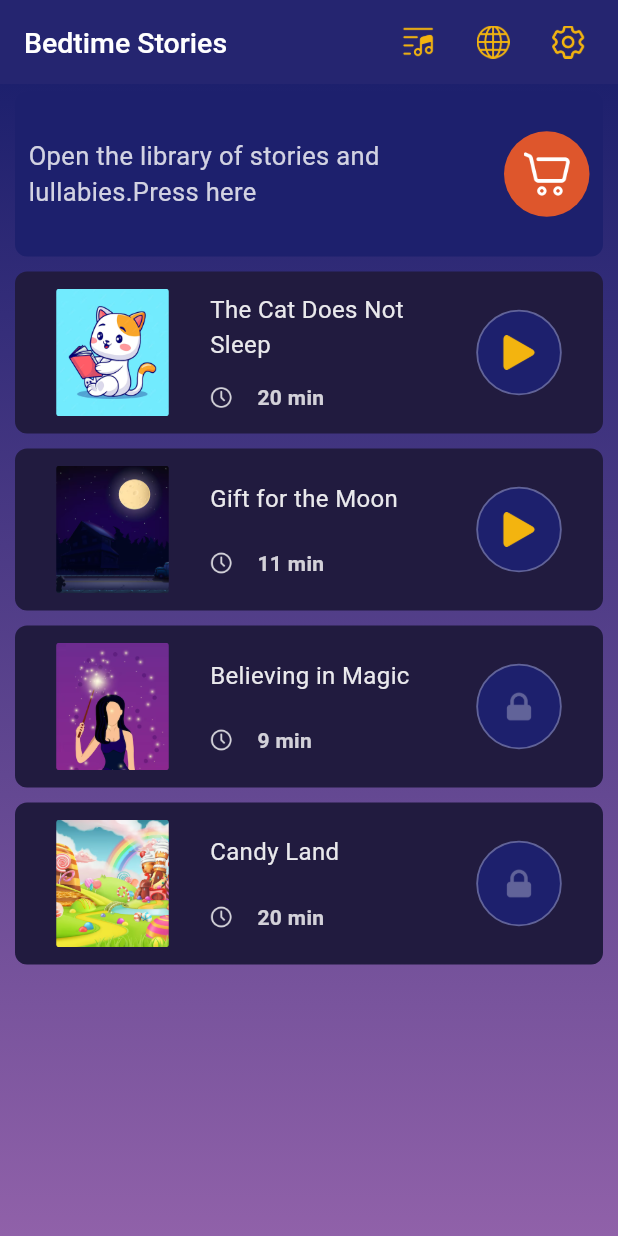
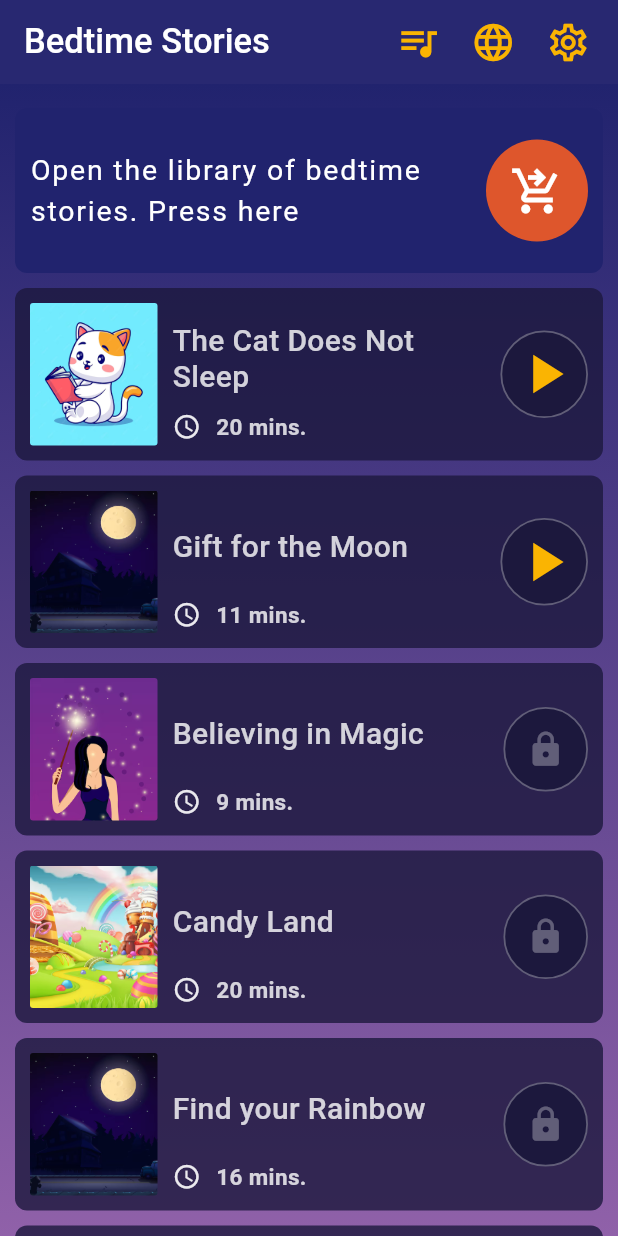
Before and after one commit to yamas-developers/DreamyDales, a Flutter app: the screen it shows after launch, on a phone screen of 412 x 824 dp. Run offline on Flutter 3.47's test engine with Material 2 defaults, Android fonts, the light colour scheme and no system bars; our stand-ins replace audioplayers.

Commit message:
by khizr oct 7

```diff
--- a/lib/constants.dart
+++ b/lib/constants.dart
@@ -1,13 +1,13 @@
 import 'package:flutter/material.dart';
 
-const Color mainColor = Color(0xff1D206D);
+const Color mainColor = Color(0xff21236e);
 const Color primaryColor = Color(0xff9061A9);
 const Color whiteColor = Color(0xffffffff);
 const Color blackColor = Color(0xff000000);
 const Color bgColor = Color(0xffe5e5e5);
-const Color blueColor = Color(0xff211B3F);
-const Color redColor = Color(0xffDE562C);
-const Color yellowColor = Color(0xffF3B40F);
+const Color blueColor = Color(0xff1c183d);
+const Color redColor = Color(0xffde562c);
+const Color accentColor = Color(0xfffab402);
 const Color fontColor = Colors.black54;
 
 
--- a/lib/ui/home_screen/home_screen.dart
+++ b/lib/ui/home_screen/home_screen.dart
@@ -1,8 +1,11 @@
+import 'dart:developer';
 
+import 'package:audioplayers/audioplayers.dart';
 import 'package:flutter/material.dart';
 
 import '../../common_widgets/public_methods.dart';
 import '../../constants.dart';
+
 class HomeScreen extends StatefulWidget {
   const HomeScreen({Key? key}) : super(key: key);
 
@@ -10,37 +13,102 @@ class HomeScreen extends StatefulWidget {
   State<HomeScreen> createState() => _HomeScreenState();
 }
 
+class Story {
+  int id = 0;
+  String? image;
+  String? title;
+  String? trackName;
+  int? durationInMinutes;
+  bool? isPremium;
+
+  Story(
+      {required this.id,
+      this.image,
+      this.title,
+      this.trackName,
+      this.durationInMinutes,
+      this.isPremium});
+}
+
 class _HomeScreenState extends State<HomeScreen> {
-  List<Map<String, dynamic>> storiesItems = [
-    {
-      'image': "assets/images/cat_reading_book.png",
-      'title': "The Cat Does Not\nSleep",
-      'clock': "assets/icons/clock.png",
-      'time': "20 min",
-      'playButton':"assets/icons/play.png",
-    },
-    {
-      'image': "assets/images/moon_in_night.png",
-      'title': "Gift for the Moon",
-      'clock': "assets/icons/clock.png",
-      'time': "11 min",
-      'playButton':"assets/icons/play.png",
-    },
-    {
-      'image': "assets/images/girl_doing_magic.png",
-      'title': "Believing in Magic",
-      'clock': "assets/icons/clock.png",
-      'time': "9 min",
-      'playButton':"assets/icons/lock.png",
-    },
-    {
-      'image': "assets/images/candy_land.png",
-      'title': "Candy Land",
-      'clock': "assets/icons/clock.png",
-      'time': "20 min",
-      'playButton':"assets/icons/lock.png",
-    },
+  List<Story> stories = [
+    Story(
+      id: 1,
+      image: "assets/images/cat_reading_book.png",
+      title: "The Cat Does Not Sleep",
+      trackName: 'story1.mp3',
+      durationInMinutes: 20,
+      isPremium: false,
+    ),
+    Story(
+      id: 2,
+      image: "assets/images/moon_in_night.png",
+      title: "Gift for the Moon",
+      trackName: 'story2.mp3',
+      durationInMinutes: 11,
+      isPremium: false,
+    ),
+    Story(
+      id: 3,
+      image: "assets/images/girl_doing_magic.png",
+      title: "Believing in Magic",
+      trackName: 'tera_zikr.mp3',
+      durationInMinutes: 9,
+      isPremium: true,
+    ),
+    Story(
+      id: 4,
+      image: "assets/images/candy_land.png",
+      title: "Candy Land",
+      trackName: 'tera_zikr.mp3',
+      durationInMinutes: 20,
+      isPremium: true,
+    ),
+    Story(
+      id: 5,
+      image: "assets/images/moon_in_night.png",
+      title: "Find your Rainbow",
+      trackName: 'tera_zikr.mp3',
+      durationInMinutes: 16,
+      isPremium: true,
+    ),
+    Story(
+      id: 1,
+      image: "assets/images/cat_reading_book.png",
+      title: "Believe in your dream",
+      trackName: 'story1.mp3',
+      durationInMinutes: 20,
+      isPremium: true,
+    ),
+
   ];
+  int playingId = 0;
+  int loadedTrack = 0;
+  Duration position = Duration.zero;
+  bool isAudioPlaying = false;
+  Duration duration = Duration.zero;
+  final audioPlayer = AudioPlayer();
+
+  @override
+  void initState() {
+    audioPlayer.onPlayerStateChanged.listen((event) {
+      setState(() {
+        isAudioPlaying = event == PlayerState.playing;
+      });
+    });
+    audioPlayer.onDurationChanged.listen((event) {
+      setState(() {
+        duration = event;
+      });
+    });
+    audioPlayer.onPositionChanged.listen((event) {
+      setState(() {
+        position = event;
+      });
+    });
+    super.initState();
+  }
+
   @override
   Widget build(BuildContext context) {
     return Scaffold(
@@ -50,32 +118,37 @@ class _HomeScreenState extends State<HomeScreen> {
         elevation: 5,
         title: PublicText(
           title: "Bedtime Stories",
-          fontSize: 19,
+          fontSize: 23,
           fontWeight: FontWeight.w500,
           titleColor: whiteColor,
         ),
         actions: [
           AppBarWidget(
-            image: "assets/icons/music_library.png",
+            // image: "assets/icons/music_library.png",
+            icon: Icons.queue_music,
             height: 22,
             width: 22,
-            onTap: (){},
+            onTap: () {},
           ),
           AppBarWidget(
-            image: "assets/icons/internet.png",
+            // icon: "assets/icons/internet.png",
+            icon: Icons.language,
             height: 22,
             width: 22,
-            onTap: (){},
+            onTap: () {},
           ),
           AppBarWidget(
-            image: "assets/icons/setting.png",
+            // icon: "assets/icons/setting.png",
+            icon: Icons.settings_outlined,
             height: 22,
             width: 22,
-            onTap: (){
+            onTap: () {
               Navigator.pushNamed(context, "settingsScreen");
             },
           ),
-          const Sbw(width: 0.02,)
+          const Sbw(
+            width: 0.02,
+          )
         ],
       ),
       body: Stack(
@@ -97,51 +170,101 @@ class _HomeScreenState extends State<HomeScreen> {
                 child: Column(
                   children: [
                     Padding(
-                      padding: const EdgeInsets.only(top: 5),
+                      padding: const EdgeInsets.only(top: 16),
                       child: Container(
-                        height:110,
+                        height: 110,
                         decoration: BoxDecoration(
                           color: mainColor,
                           borderRadius: BorderRadius.circular(8),
                         ),
-                        padding: EdgeInsets.symmetric(horizontal: 9),
+                        padding:
+                            EdgeInsets.symmetric(horizontal: 10, vertical: 4),
                         child: Row(
                           mainAxisAlignment: MainAxisAlignment.spaceBetween,
                           children: [
-                            PublicText(
-                              title: "Open the library of stories and\nlullabies.Press here",
-                              fontSize: 17,
+                            Expanded(
+                              child: Text(
+                                "Open the library of bedtime stories. Press here",
+                                style: TextStyle(
+                                  fontSize: 19,
+                                  letterSpacing: 1.2,
                                   fontWeight: FontWeight.w400,
-                              titleColor: whiteColor.withOpacity(0.8),
+                                  color: whiteColor.withOpacity(1),
+                                ),
+                              ),
                             ),
                             Container(
-                              height: 57,
-                              width: 57,
+                              // height: 57,
+                              // width: 57,
                               decoration: BoxDecoration(
                                   color: redColor,
-                                  borderRadius: BorderRadius.circular(50)
-                              ),
-                              padding: EdgeInsets.all(13),
-                              child: PublicImage(
-                                image: "assets/icons/cart.png",
+                                  borderRadius: BorderRadius.circular(50)),
+                              padding: EdgeInsets.all(16),
+                              child: Icon(
+                                Icons.shopping_cart_checkout_outlined,
+                                size: 36,
                                 color: whiteColor,
-                                height: 1,
-                                width: 1,
-                                fit: BoxFit.contain,
                               ),
                             )
                           ],
                         ),
                       ),
                     ),
-                    ...List.generate(storiesItems.length, (index) {
+                    SizedBox(
+                      height: 5,
+                    ),
+                    ...List.generate(stories.length, (index) {
                       return StoriesWidget(
-                        image: "${storiesItems[index]["image"]}",
-                        title: "${storiesItems[index]["title"]}",
-                        clock: "${storiesItems[index]["clock"]}",
-                        time: "${storiesItems[index]["time"]}",
-                        playButton: "${storiesItems[index]["playButton"]}",
-                        playButtonColor: index!=0&&index!=1?whiteColor.withOpacity(0.3):yellowColor,
+                        playing: playingId == stories[index].id,
+                        isTrackLoaded: loadedTrack == stories[index].id,
+                        onTap: () async {
+                          if(stories[index].isPremium == true){
+                            return;
+                          }
+                          if (playingId == stories[index].id) {
+                            await audioPlayer.pause();
+                            setState(() {
+                              playingId = 0;
+                            });
+                          } else {
+                            setState(() {
+                              playingId = stories[index].id;
+                              loadedTrack = stories[index].id;
+                            });
+                            await audioPlayer.play(AssetSource(
+                                'audios/${stories[index].trackName}'));
+                          }
+                        },
+                        story: stories[index],
+                        child: Padding(
+                          padding: const EdgeInsets.symmetric(horizontal: 6),
+                          child: SliderTheme(
+                            data: SliderThemeData(
+                                trackShape: CustomTrackShape(),
+                                thumbShape:
+                                    RoundSliderThumbShape(enabledThumbRadius: 7),
+                                trackHeight: 1.8,
+                                activeTrackColor: accentColor,
+                                inactiveTrackColor: whiteColor.withOpacity(0.5),
+                                thumbColor: accentColor),
+                            child: Slider(
+
+                              min: 0,
+                              value: position.inSeconds.toDouble(),
+                              max: duration.inSeconds.toDouble(),
+                              onChanged: (value) async {
+                                final position = Duration(seconds: value.toInt());
+                                await audioPlayer.seek(position);
+                                await audioPlayer.resume();
+                                log('MK: onchanged: ');
+                                setState(() {
+                                  playingId = stories[index].id;
+                                  loadedTrack = stories[index].id;
+                                });
+                              },
+                            ),
+                          ),
+                        ),
                       );
                     }),
                   ],
@@ -154,72 +277,102 @@ class _HomeScreenState extends State<HomeScreen> {
     );
   }
 }
+class CustomTrackShape extends RoundedRectSliderTrackShape {
+  @override
+  Rect getPreferredRect({
+    required RenderBox parentBox,
+    Offset offset = Offset.zero,
+    required SliderThemeData sliderTheme,
+    bool isEnabled = false,
+    bool isDiscrete = false,
+  }) {
+    final trackHeight = sliderTheme.trackHeight;
+    final trackLeft = offset.dx;
+    final trackTop = offset.dy + (parentBox.size.height - trackHeight!) / 2;
+    final trackWidth = parentBox.size.width;
+    return Rect.fromLTWH(trackLeft, trackTop, trackWidth, trackHeight);
+  }
+}
 
 class StoriesWidget extends StatelessWidget {
-  const StoriesWidget({
-    super.key,
-    required this.image,
-    required this.playButton,
-    required this.clock,
-    required this.title,
-    required this.time,
-    required this.playButtonColor,
-  });
-  final String image;
-  final String playButton;
-  final String clock;
-  final String title;
-  final Color playButtonColor;
-  final String time;
+  const StoriesWidget(
+      {super.key,
+      this.playing = false,
+      required this.onTap,
+      required this.child,
+      required this.story,
+      this.isTrackLoaded = false});
+
+  final Story story;
+
+  final bool playing;
+  final bool isTrackLoaded;
+  final VoidCallback onTap;
+  final Widget child;
 
   @override
   Widget build(BuildContext context) {
-    return Padding(
-      padding: const EdgeInsets.only(top: 10),
-      child: Container(
-        height:108,
+    return AnimatedContainer(
+      // height: height,
+      margin: EdgeInsets.symmetric(vertical: 5),
+      padding: EdgeInsets.all(10),
       decoration: BoxDecoration(
-          color: blueColor,
+        color: blueColor.withOpacity(0.8),
         borderRadius: BorderRadius.circular(8),
       ),
-        child: Row(
-          mainAxisAlignment: MainAxisAlignment.spaceEvenly,
+      duration: Duration(milliseconds: 300),
+      child: Column(
+        children: [
+          Row(
+            // mainAxisAlignment: MainAxisAlignment.spaceEvenly,
             children: [
               ClipRRect(
                 borderRadius: BorderRadius.circular(2),
                 child: Image.asset(
-                image,
-                width: 75,
+                  '${story.image}',
+                  width: 85,
                   fit: BoxFit.cover,
-                height: 85,
+                  height: 95,
                 ),
               ),
               SizedBox(
-              width: 150,
+                width: 10,
+              ),
+              Expanded(
                 child: Column(
                   crossAxisAlignment: CrossAxisAlignment.start,
-                mainAxisAlignment: MainAxisAlignment.spaceEvenly,
+                  // mainAxisAlignment: MainAxisAlignment.spaceBetween,
                   children: [
-                  PublicText(
-                    title: title,
-                    fontSize: 16,
-                    fontWeight: FontWeight.w400,
-                    titleColor: whiteColor.withOpacity(0.9),
+                    SizedBox(
+                      height: 70,
+                      child: Column(
+                        mainAxisAlignment: MainAxisAlignment.center,
+                        children: [
+                          Text('${story.title ?? '--'}',
+                              maxLines: 2,
+                              style: TextStyle(
+                                fontSize: 20,
+                                height: 1.2,
+                                fontWeight: FontWeight.w500,
+                                color: whiteColor.withOpacity(0.8),
+                              )),
+                        ],
+                      ),
                     ),
                     Row(
                       mainAxisAlignment: MainAxisAlignment.start,
                       children: [
-                      PublicImage(
-                        image: clock,
-                        height: 15,
-                        color: whiteColor.withOpacity(0.8),
-                        width: 15,
-                        fit: BoxFit.contain,
+                        Icon(
+                          Icons.access_time,
+                          color: whiteColor.withOpacity(0.9),
+                          size: 19,
                         ),
-                      Sbw(width: 0.04,),
+                        SizedBox(
+                          width: 10,
+                        ),
                         PublicText(
-                        title: time,
-                        fontSize: 14,
+                          title: '${story.durationInMinutes ?? '--'} mins.',
+                          fontSize: 15,
                           fontWeight: FontWeight.bold,
                           titleColor: whiteColor.withOpacity(0.8),
                         ),
@@ -228,31 +381,45 @@ class StoriesWidget extends StatelessWidget {
                   ],
                 ),
               ),
+              SizedBox(
+                width: 10,
+              ),
               Container(
-              height: 57,
-              width: 57,
+                padding: EdgeInsets.all(6),
                 decoration: BoxDecoration(
-                  color: mainColor,
+                    color: blueColor,
                     borderRadius: BorderRadius.circular(50),
                     border: Border.all(
-                    color: whiteColor.withOpacity(0.3),
-                    width: 1.2
-                  )
-              ),
+                        color: whiteColor.withOpacity(0.3), width: 1.2)),
                 alignment: Alignment.center,
                 // padding: EdgeInsets.all(15),
                 child: Center(
-                child: PublicImage(
-                  image: playButton,
-                  color: playButtonColor,
-                  height: 23,
-                  width: 23,
-                  fit: BoxFit.contain,
+                  child: GestureDetector(
+                    onTap: onTap,
+                    child: story.isPremium == true
+                        ? Padding(
+                            padding: const EdgeInsets.all(8),
+                            child: Icon(
+                              Icons.lock,
+                              color: whiteColor.withOpacity(0.3),
+                              size: 26,
+                            ),
+                          )
+                        : Icon(
+                            playing ? Icons.pause : Icons.play_arrow,
+                            color: accentColor,
+                            size: 44,
+                            // height: 26,
+                            // width: 23,
+                            // fit: BoxFit.contain,
+                          ),
                   ),
                 ),
               )
             ],
           ),
+          isTrackLoaded ? Container(height: 55, child: child) : const SizedBox()
+        ],
       ),
     );
   }
@@ -260,38 +427,42 @@ class StoriesWidget extends StatelessWidget {
 
 class AppBarWidget extends StatelessWidget {
   const AppBarWidget({
-    super.key, required this.image, required this.height, required this.width, required this.onTap,
+    super.key,
+    required this.icon,
+    required this.height,
+    required this.width,
+    required this.onTap,
   });
-  final String image;
+
+  final IconData icon;
   final double height;
   final double width;
   final VoidCallback onTap;
+
   @override
   Widget build(BuildContext context) {
     return GestureDetector(
       onTap: onTap,
-      child: Container(
-        height: 30,
-        decoration: BoxDecoration(
-          borderRadius: BorderRadius.circular(90)
+      child: Padding(
+        padding: const EdgeInsets.symmetric(horizontal: 10),
+        child: Icon(
+          icon,
+          color: accentColor,
+          size: 30,
         ),
-        padding: EdgeInsets.symmetric(horizontal: 14),
-        child: PublicImage(image: image,color: yellowColor,height: 22,
-        width: 22,),
       ),
     );
   }
 }
 
 class PublicImage extends StatelessWidget {
-  const PublicImage({
-    super.key,
+  const PublicImage(
+      {super.key,
       required this.image,
-    this.height=1,
-    this.width=1,
-    this.color=mainColor,
-    this.fit=BoxFit.contain
-  });
+      this.height = 1,
+      this.width = 1,
+      this.color = mainColor,
+      this.fit = BoxFit.contain});
 
   final String image;
   final double height;
--- a/lib/ui/settings_screen/settings_screen.dart
+++ b/lib/ui/settings_screen/settings_screen.dart
@@ -132,7 +132,7 @@ class SettingsWidget extends StatelessWidget {
           leading: Image.asset(
             image,
             height: height,
-            color: yellowColor,
+            color: accentColor,
             width: width),
           title: PublicText(
             title: title,
--- a/pubspec.yaml
+++ b/pubspec.yaml
@@ -35,6 +35,7 @@ dependencies:
   # The following adds the Cupertino Icons font to your application.
   # Use with the CupertinoIcons class for iOS style icons.
   cupertino_icons: ^1.0.2
+  audioplayers: ^5.2.0
 
 dev_dependencies:
   flutter_test:
@@ -62,6 +63,7 @@ flutter:
   assets:
     - assets/images/
     - assets/icons/
+    - assets/audios/
   #   - images/a_dot_burr.jpeg
   #   - images/a_dot_ham.jpeg
 
```
Also changed, not shown: assets/icons/pause.png (added), pubspec.lock, 15 other files. Lines whose indentation alone changed are shown as unchanged.
